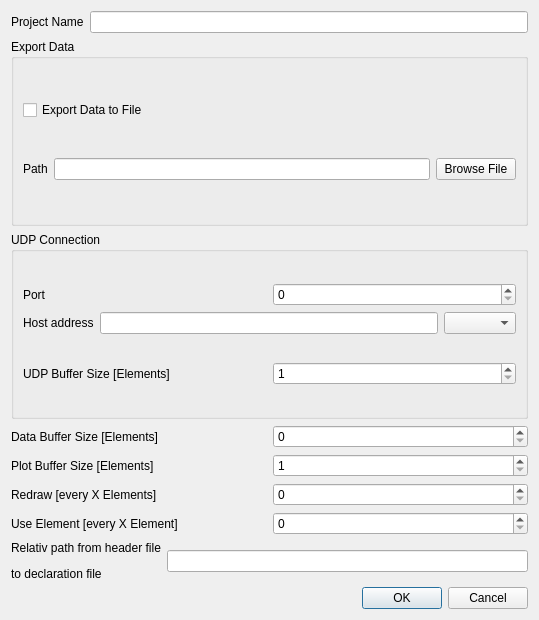
The window that forms/settingsdialog.ui (potolog/UDPLogger) describes before a commit, drawn with Qt 5.
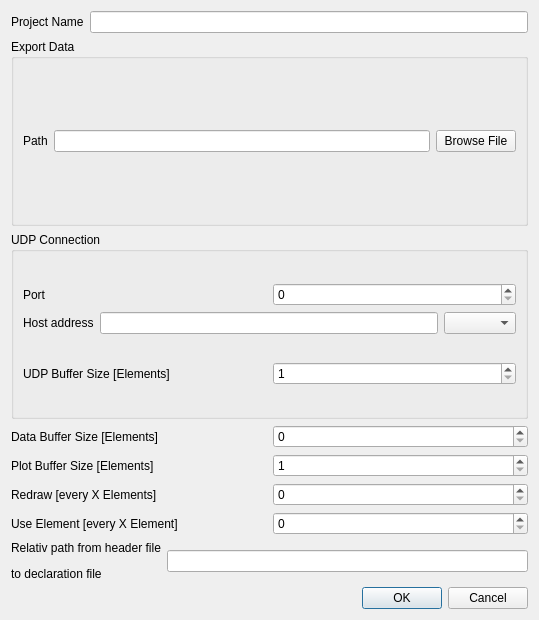
The same window after the commit.

The edit to the form file:
```diff
--- a/forms/settingsdialog.ui
+++ b/forms/settingsdialog.ui
@@ -34,13 +34,6 @@
       <string>Export Data</string>
      </property>
      <layout class="QVBoxLayout" name="verticalLayout_5">
-      <item>
-       <widget class="QCheckBox" name="checkbox_export_data">
-        <property name="text">
-         <string>Export Data to File</string>
-        </property>
-       </widget>
-      </item>
       <item>
        <layout class="QHBoxLayout" name="horizontalLayout_7">
         <item>
```
